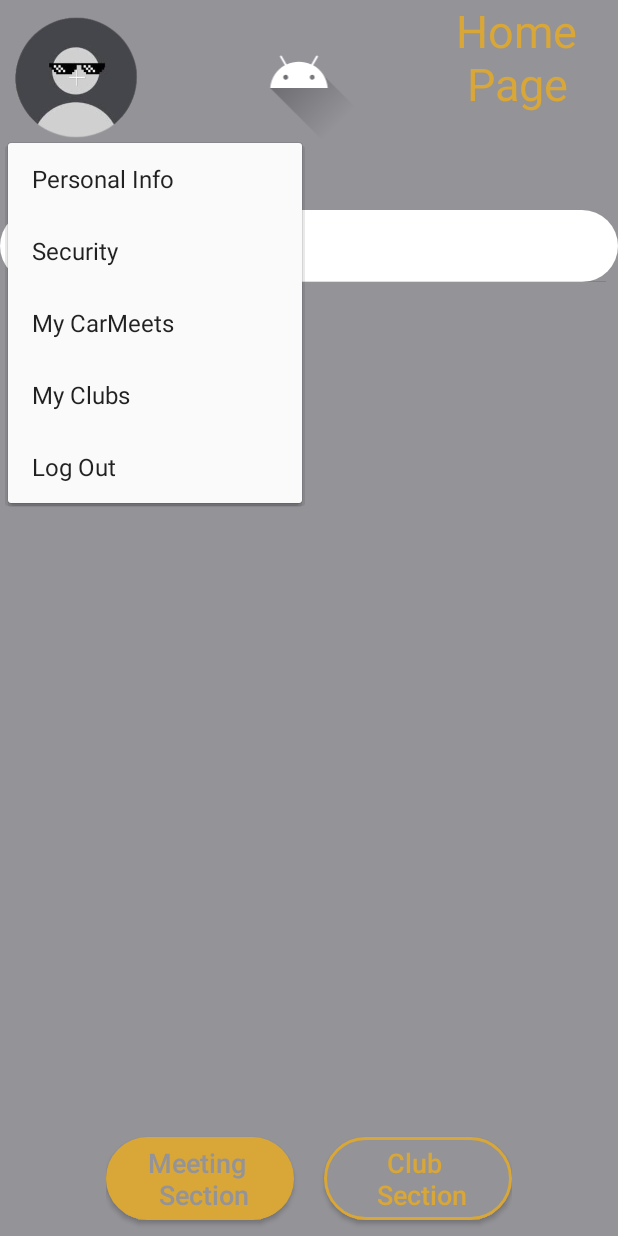
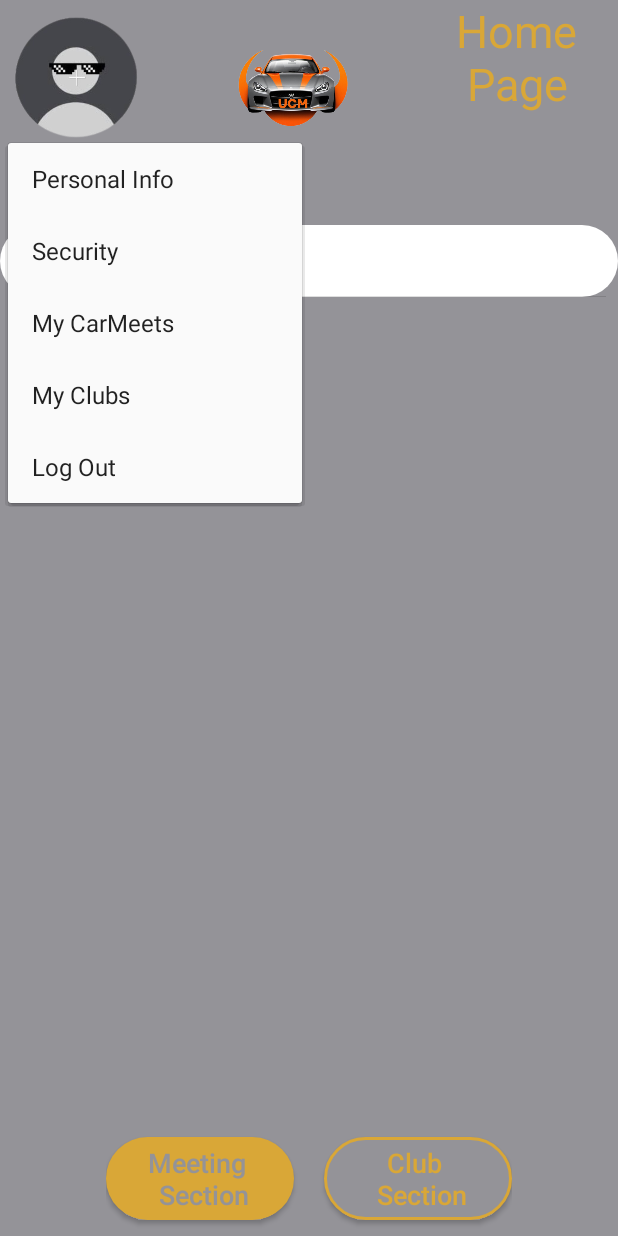
Before and after one commit to Gardin125/UltimateCM, an Android app: the HomePageActivity screen opened directly, with no data from a screen before it, after a tap on an icon or button, on a phone screen of 412 x 824 dp. Run offline under Robolectric (Android 15) with nearby library versions, the phone set to English and light mode, and no system bars.

Commit message:
added logo

```diff
--- a/app/src/main/res/layout/activity_home_page.xml
+++ b/app/src/main/res/layout/activity_home_page.xml
@@ -28,9 +28,9 @@
         <!-- Add ImageView for App Icon -->
         <ImageView
             android:id="@+id/ivAppIcon"
-            android:layout_width="wrap_content"
-            android:layout_height="90dp"
-            android:src="@drawable/ic_launcher_foreground"
+            android:layout_width="100dp"
+            android:layout_height="100dp"
+            android:src="@drawable/UCM"
             android:layout_marginStart="50dp"
             android:layout_marginTop="5dp"
             android:clickable="true" />
```
Also changed, not shown: app/src/main/res/drawable/UCM.png (added).
